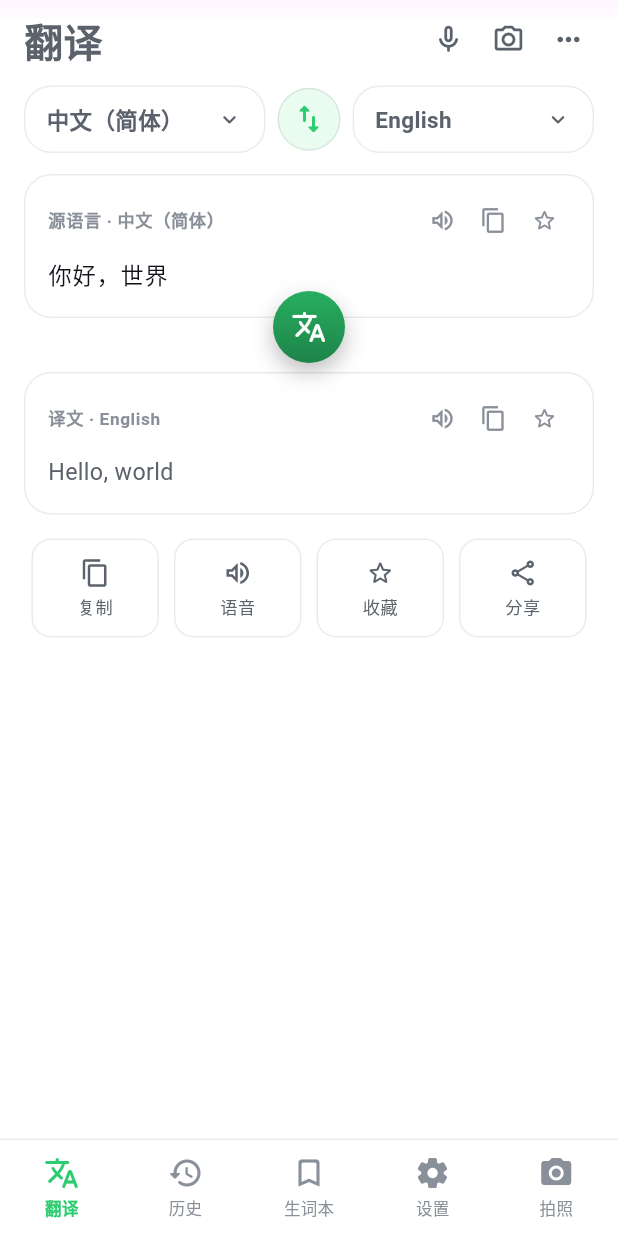
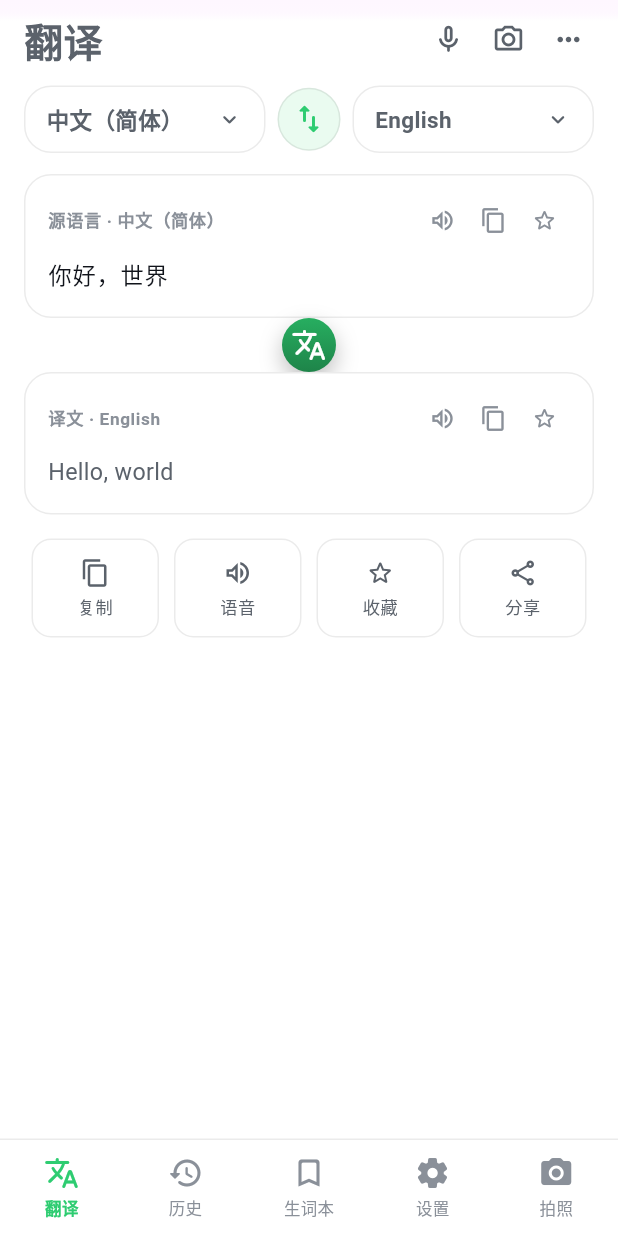
Before and after one commit to programmerguohuajing/manggo-pro-client, a Flutter app: the screen it shows after launch, on a phone screen of 412 x 824 dp. Run offline on Flutter 3.47's test engine with Material 3 defaults, Android fonts, the phone set to English and light mode, and no system bars; our stand-ins replace flutter_svg; Roboto replaces fonts that are missing (PingFang SC).

Commit message:
fix(mobile): 翻译接真实服务，去掉「[EN] 原文」假译文
根因：_localTranslate 是骨架期桩实现，查不到 5 条演示词表时就返回
'[LANG] 原文'，界面看起来像翻译成功，其实把原文原样还回来。
任意长句都必然走这条路，所以永远是「加了前缀的原文」。

- 新增 lib/services/translation_service.dart：真实 HTTP 翻译，
  超时/断网/TLS/非 200 分别给出可读错误，超长文本按句切分再拼接
- 译文卡新增 error 态：失败显示红色错误文案，不再伪装成译文
- manifest 补 INTERNET 权限（模板只在 debug/profile 声明，
  release 缺失会让真机翻译一律失败）
- 翻译按钮从 Stack+Positioned(top:78) 写死定位改为骑在卡片缝隙里，
  源文变长时不再压住正文

```diff
--- a/mobile/lib/screens/translate_screen.dart
+++ b/mobile/lib/screens/translate_screen.dart
@@ -5,6 +5,7 @@
 import 'package:manggo_pro/models/language.dart';
 import 'package:manggo_pro/services/app_settings.dart';
 import 'package:manggo_pro/services/platform_service.dart';
+import 'package:manggo_pro/services/translation_service.dart';
 import 'package:manggo_pro/services/vocab_store.dart';
 import 'package:manggo_pro/widgets/language_chip.dart';
 import 'package:manggo_pro/widgets/translate_card.dart';
@@ -38,6 +39,9 @@
   bool _translating = false;
   bool _spaceGuard = false;
 
+  /// 上次翻译的错误信息；非空时译文卡显示错误而不是空白
+  String? _dstErr;
+
   /// 星标状态直接从生词本推导，不再各自存一份 bool——
   /// 否则「收藏」只改本地状态，生词本里永远看不到。
   bool get _favSrc => VocabStore.contains(_srcController.text);
@@ -46,15 +50,6 @@
 
   /// 输入框末尾连续三个空格（半角或全角）即触发翻译
   static final RegExp _tripleSpace = RegExp(r'[ \u3000]{3,}$');
-
-  /// 骨架期的本地词表；接入真实翻译 API 后只需替换 _localTranslate
-  static const Map<String, String> _demoDict = {
-    '你好，世界': 'Hello, world',
-    '今天天气真好': 'The weather is nice today',
-    '请帮我翻译这段': 'Please translate this for me',
-    '谢谢你的帮助': 'Thank you for your help',
-    '我们几点见面': 'What time shall we meet',
-  };
 
   @override
   void initState() {
@@ -112,18 +107,34 @@
 
   Future<void> _translate() async {
     final src = _srcController.text.trim();
-    if (src.isEmpty || _translating) return;
-    setState(() => _translating = true);
-    await Future<void>.delayed(const Duration(milliseconds: 300));
+    if (src.isEmpty) {
+      _toast('先输入要翻译的内容');
+      return;
+    }
+    if (_translating) return;
+    setState(() {
+      _translating = true;
+      _dstErr = null;
+    });
+
+    final r = await TranslationService.translate(
+      text: src,
+      from: _src.code,
+      to: _dst.code,
+    );
     if (!mounted) return;
     setState(() {
-      _dstText = _localTranslate(src);
       _translating = false;
+      if (r.isOk) {
+        _dstText = r.text!;
+        _dstErr = null;
+      } else {
+        // 失败就明确报错，绝不用「[EN] 原文」冒充译文
+        _dstErr = r.error;
+      }
     });
+    if (!r.isOk) _toast(r.error ?? '翻译失败');
   }
-
-  String _localTranslate(String src) =>
-      _demoDict[src] ?? '[${_dst.code.toUpperCase()}] $src';
 
   void _pick(bool isSource) async {
     final chosen = await Navigator.of(context).push<Language>(
@@ -298,10 +309,7 @@
             ],
           ),
           const SizedBox(height: 14),
-          // 双卡片 + 居中 FAB
-          Stack(
-            clipBehavior: Clip.none,
-            children: [
+          // 双卡片，翻译按钮骑在缝隙上
           Column(
             children: [
               TranslateCard(
@@ -314,23 +322,15 @@
                 onFavorite: () => _toggleFav(true),
                 favorited: _favSrc,
               ),
-                  const SizedBox(height: 36),
-                  TranslateCard(
-                    header: '译文 · ${_dst.name}',
-                    text: _translating ? '翻译中…' : _dstText,
-                    onSpeak: () => _speak(_dstText, _dst),
-                    onCopy: () => _copy(_dstText),
-                    onFavorite: () => _toggleFav(false),
-                    favorited: _favDst,
-                  ),
-                ],
-              ),
-              Positioned(
-                top: 78,
-                left: 0,
-                right: 0,
-                child: Center(
-                  child: GestureDetector(
+              // 按钮放在固定 36 高的缝隙里居中，随源卡片高度自然下移；
+              // 原先用 Stack + Positioned(top: 78) 是写死的，源文一变长就压住正文。
+              SizedBox(
+                height: 36,
+                child: Stack(
+                  clipBehavior: Clip.none,
+                  alignment: Alignment.center,
+                  children: [
+                    GestureDetector(
                       onTap: _translate,
                       child: Container(
                         width: 48,
@@ -359,7 +359,17 @@
                                 color: Colors.white, size: 24),
                       ),
                     ),
+                  ],
                 ),
+              ),
+              TranslateCard(
+                header: '译文 · ${_dst.name}',
+                text: _translating ? '翻译中…' : _dstText,
+                error: _translating ? null : _dstErr,
+                onSpeak: () => _speak(_dstText, _dst),
+                onCopy: () => _copy(_dstText),
+                onFavorite: () => _toggleFav(false),
+                favorited: _favDst,
               ),
             ],
           ),
--- a/mobile/lib/widgets/translate_card.dart
+++ b/mobile/lib/widgets/translate_card.dart
@@ -8,6 +8,9 @@
 class TranslateCard extends StatelessWidget {
   final String header;
   final String text;
+
+  /// 非空时表示这次翻译失败了，用错误样式展示，不能当译文用
+  final String? error;
   final bool editable;
   final TextEditingController? controller;
   final VoidCallback? onSpeak;
@@ -19,6 +22,7 @@
     super.key,
     required this.header,
     required this.text,
+    this.error,
     this.editable = false,
     this.controller,
     this.onSpeak,
@@ -93,10 +97,31 @@
                   ),
                   style: const TextStyle(fontSize: 15.5, height: 1.6),
                 )
-              : Text(
-                  text,
-                  style: const TextStyle(fontSize: 15.5, height: 1.6),
-                ),
+              : (error != null
+                  ? Row(
+                      crossAxisAlignment: CrossAxisAlignment.start,
+                      children: [
+                        const Padding(
+                          padding: EdgeInsets.only(top: 2, right: 6),
+                          child: Icon(Icons.error_outline_rounded,
+                              size: 16, color: Color(0xFFE5484D)),
+                        ),
+                        Expanded(
+                          child: Text(
+                            error!,
+                            style: const TextStyle(
+                              fontSize: 14,
+                              height: 1.6,
+                              color: Color(0xFFE5484D),
+                            ),
+                          ),
+                        ),
+                      ],
+                    )
+                  : Text(
+                      text,
+                      style: const TextStyle(fontSize: 15.5, height: 1.6),
+                    )),
         ],
       ),
     );
```
Also changed, not shown: mobile/lib/services/translation_service.dart (added, +162 -0 lines), 1 other file. Lines whose indentation alone changed are shown as unchanged.
